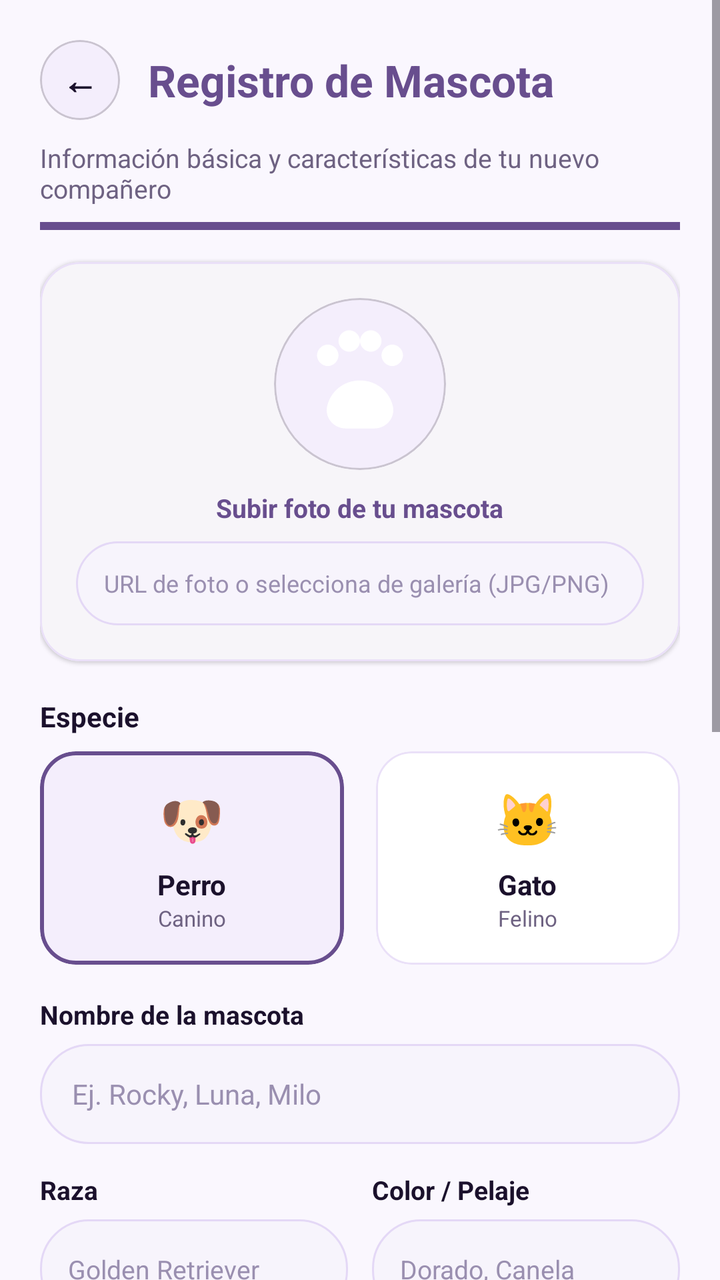
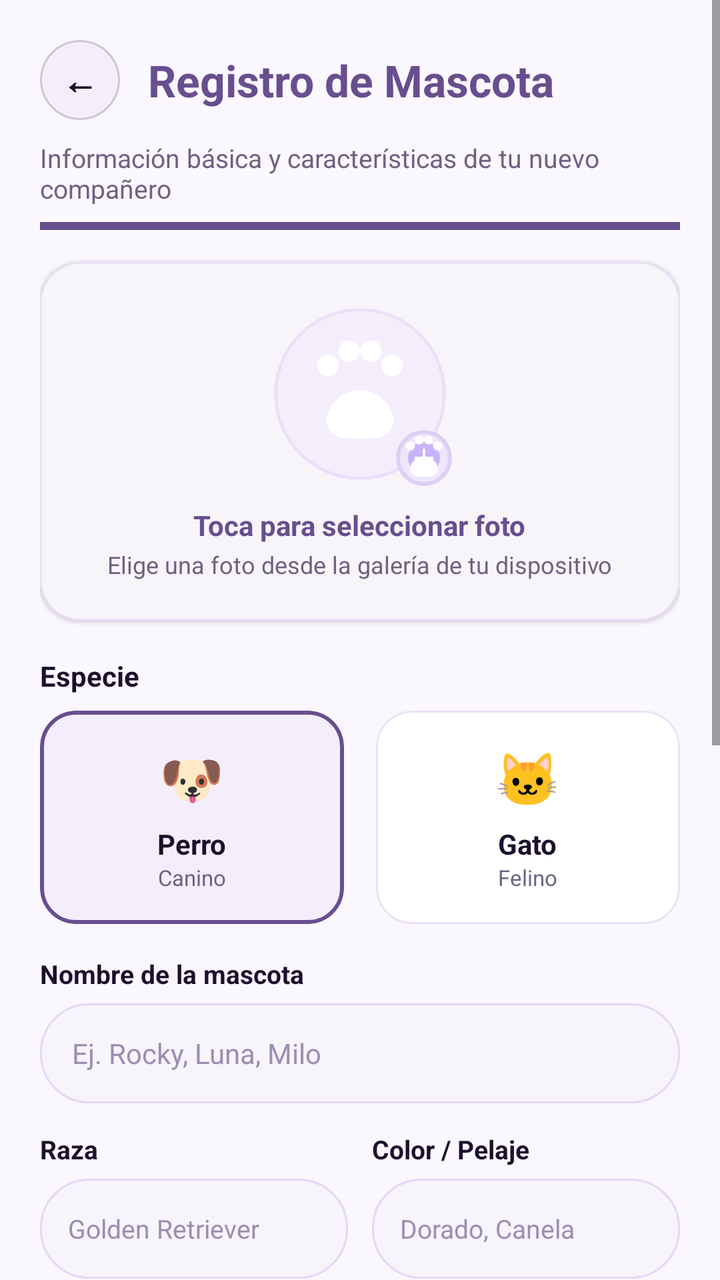

Two renders of the same Android screen: before a commit and after it. Below are the layout's source before the change and the commit's diff.
<!-- AndroidManifest.xml: application theme Theme.Yolka -->
<!-- res/layout/activity_pet_form.xml -->
<?xml version="1.0" encoding="utf-8"?>
<ScrollView xmlns:android="http://schemas.android.com/apk/res/android"
    xmlns:app="http://schemas.android.com/apk/res-auto"
    android:layout_width="match_parent"
    android:layout_height="match_parent"
    android:background="@color/yolka_background"
    android:fillViewport="true">

    <LinearLayout
        android:layout_width="match_parent"
        android:layout_height="wrap_content"
        android:orientation="vertical"
        android:padding="20dp">

        
        <LinearLayout
            android:layout_width="match_parent"
            android:layout_height="wrap_content"
            android:gravity="center_vertical"
            android:orientation="horizontal">

            <com.google.android.material.card.MaterialCardView
                android:id="@+id/btnBackPetForm"
                android:layout_width="40dp"
                android:layout_height="40dp"
                app:cardBackgroundColor="@color/yolka_surface_variant"
                app:cardCornerRadius="20dp"
                app:cardElevation="0dp">

                <TextView
                    android:layout_width="match_parent"
                    android:layout_height="match_parent"
                    android:gravity="center"
                    android:text="←"
                    android:textColor="@color/yolka_text_primary"
                    android:textSize="18sp"
                    android:textStyle="bold" />
            </com.google.android.material.card.MaterialCardView>

            <TextView
                android:id="@+id/tvPetFormHeaderTitle"
                android:layout_width="wrap_content"
                android:layout_height="wrap_content"
                android:layout_marginStart="14dp"
                android:text="Registro de Mascota"
                android:textColor="@color/yolka_primary_deep"
                android:textSize="22sp"
                android:textStyle="bold" />
        </LinearLayout>

        <TextView
            android:layout_width="match_parent"
            android:layout_height="wrap_content"
            android:layout_marginTop="10dp"
            android:text="Información básica y características de tu nuevo compañero"
            android:textColor="@color/yolka_text_secondary"
            android:textSize="13sp" />

        <View
            android:layout_width="match_parent"
            android:layout_height="4dp"
            android:layout_marginTop="8dp"
            android:background="@color/yolka_primary_deep" />

        
        <com.google.android.material.card.MaterialCardView
            android:id="@+id/cardPetPhotoPicker"
            android:layout_width="match_parent"
            android:layout_height="wrap_content"
            android:layout_marginTop="16dp"
            app:cardBackgroundColor="@color/yolka_surface"
            app:cardCornerRadius="20dp"
            app:cardElevation="1dp"
            app:strokeColor="@color/yolka_card_stroke"
            app:strokeWidth="1dp">

            <LinearLayout
                android:layout_width="match_parent"
                android:layout_height="wrap_content"
                android:gravity="center"
                android:orientation="vertical"
                android:padding="18dp">

                <com.google.android.material.card.MaterialCardView
                    android:layout_width="86dp"
                    android:layout_height="86dp"
                    app:cardBackgroundColor="@color/yolka_surface_variant"
                    app:cardCornerRadius="43dp"
                    app:cardElevation="0dp">

                    <ImageView
                        android:id="@+id/ivPetFormPreview"
                        android:layout_width="match_parent"
                        android:layout_height="match_parent"
                        android:contentDescription="Foto mascota"
                        android:scaleType="centerCrop"
                        android:src="@drawable/ic_yolka_paw" />
                </com.google.android.material.card.MaterialCardView>

                <TextView
                    android:layout_width="wrap_content"
                    android:layout_height="wrap_content"
                    android:layout_marginTop="10dp"
                    android:text="Subir foto de tu mascota"
                    android:textColor="@color/yolka_primary_deep"
                    android:textSize="13sp"
                    android:textStyle="bold" />

                <EditText
                    android:id="@+id/etPetPhotoUrl"
                    android:layout_width="match_parent"
                    android:layout_height="42dp"
                    android:layout_marginTop="8dp"
                    android:background="@drawable/bg_pill_input"
                    android:hint="URL de foto o selecciona de galería (JPG/PNG)"
                    android:inputType="textUri"
                    android:paddingStart="14dp"
                    android:paddingEnd="14dp"
                    android:textColor="@color/yolka_text_primary"
                    android:textColorHint="@color/yolka_text_muted"
                    android:textSize="12sp" />
            </LinearLayout>
        </com.google.android.material.card.MaterialCardView>

        
        <TextView
            android:layout_width="wrap_content"
            android:layout_height="wrap_content"
            android:layout_marginTop="18dp"
            android:text="Especie"
            android:textColor="@color/yolka_text_primary"
            android:textSize="14sp"
            android:textStyle="bold" />

        <LinearLayout
            android:layout_width="match_parent"
            android:layout_height="wrap_content"
            android:layout_marginTop="8dp"
            android:orientation="horizontal"
            android:weightSum="2">

            <com.google.android.material.card.MaterialCardView
                android:id="@+id/cardSpeciesDog"
                android:layout_width="0dp"
                android:layout_height="wrap_content"
                android:layout_marginEnd="8dp"
                android:layout_weight="1"
                app:cardBackgroundColor="@color/yolka_surface_variant"
                app:cardCornerRadius="18dp"
                app:cardElevation="0dp"
                app:strokeColor="@color/yolka_primary_deep"
                app:strokeWidth="2dp">

                <LinearLayout
                    android:layout_width="match_parent"
                    android:layout_height="wrap_content"
                    android:gravity="center"
                    android:orientation="vertical"
                    android:padding="16dp">

                    <TextView
                        android:layout_width="wrap_content"
                        android:layout_height="wrap_content"
                        android:text="🐶"
                        android:textSize="26sp" />

                    <TextView
                        android:layout_width="wrap_content"
                        android:layout_height="wrap_content"
                        android:layout_marginTop="6dp"
                        android:text="Perro"
                        android:textColor="@color/yolka_text_primary"
                        android:textSize="14sp"
                        android:textStyle="bold" />

                    <TextView
                        android:layout_width="wrap_content"
                        android:layout_height="wrap_content"
                        android:text="Canino"
                        android:textColor="@color/yolka_text_secondary"
                        android:textSize="11sp" />
                </LinearLayout>
            </com.google.android.material.card.MaterialCardView>

            <com.google.android.material.card.MaterialCardView
                android:id="@+id/cardSpeciesCat"
                android:layout_width="0dp"
                android:layout_height="wrap_content"
                android:layout_marginStart="8dp"
                android:layout_weight="1"
                app:cardBackgroundColor="@color/yolka_surface"
                app:cardCornerRadius="18dp"
                app:cardElevation="0dp"
                app:strokeColor="@color/yolka_card_stroke"
                app:strokeWidth="1dp">

                <LinearLayout
                    android:layout_width="match_parent"
                    android:layout_height="wrap_content"
                    android:gravity="center"
                    android:orientation="vertical"
                    android:padding="16dp">

                    <TextView
                        android:layout_width="wrap_content"
                        android:layout_height="wrap_content"
                        android:text="🐱"
                        android:textSize="26sp" />

                    <TextView
                        android:layout_width="wrap_content"
                        android:layout_height="wrap_content"
                        android:layout_marginTop="6dp"
                        android:text="Gato"
                        android:textColor="@color/yolka_text_primary"
                        android:textSize="14sp"
                        android:textStyle="bold" />

                    <TextView
                        android:layout_width="wrap_content"
                        android:layout_height="wrap_content"
                        android:text="Felino"
                        android:textColor="@color/yolka_text_secondary"
                        android:textSize="11sp" />
                </LinearLayout>
            </com.google.android.material.card.MaterialCardView>
        </LinearLayout>

        
        <TextView
            android:layout_width="wrap_content"
            android:layout_height="wrap_content"
            android:layout_marginTop="16dp"
            android:text="Nombre de la mascota"
            android:textColor="@color/yolka_text_primary"
            android:textSize="13sp"
            android:textStyle="bold" />

        <EditText
            android:id="@+id/etPetName"
            android:layout_width="match_parent"
            android:layout_height="50dp"
            android:layout_marginTop="6dp"
            android:background="@drawable/bg_pill_input"
            android:hint="Ej. Rocky, Luna, Milo"
            android:inputType="textPersonName"
            android:paddingStart="16dp"
            android:paddingEnd="16dp"
            android:textColor="@color/yolka_text_primary"
            android:textColorHint="@color/yolka_text_muted"
            android:textSize="14sp" />

        
        <LinearLayout
            android:layout_width="match_parent"
            android:layout_height="wrap_content"
            android:layout_marginTop="14dp"
            android:orientation="horizontal"
            android:weightSum="2">

            <LinearLayout
                android:layout_width="0dp"
                android:layout_height="wrap_content"
                android:layout_marginEnd="6dp"
                android:layout_weight="1"
                android:orientation="vertical">

                <TextView
                    android:layout_width="wrap_content"
                    android:layout_height="wrap_content"
                    android:text="Raza"
                    android:textColor="@color/yolka_text_primary"
                    android:textSize="13sp"
                    android:textStyle="bold" />

                <EditText
                    android:id="@+id/etPetBreed"
                    android:layout_width="match_parent"
                    android:layout_height="50dp"
                    android:layout_marginTop="6dp"
                    android:background="@drawable/bg_pill_input"
                    android:hint="Golden Retriever"
                    android:inputType="text"
                    android:paddingStart="14dp"
                    android:paddingEnd="14dp"
                    android:textColor="@color/yolka_text_primary"
                    android:textColorHint="@color/yolka_text_muted"
                    android:textSize="13sp" />
            </LinearLayout>

            <LinearLayout
                android:layout_width="0dp"
                android:layout_height="wrap_content"
                android:layout_marginStart="6dp"
                android:layout_weight="1"
                android:orientation="vertical">

                <TextView
                    android:layout_width="wrap_content"
                    android:layout_height="wrap_content"
                    android:text="Color / Pelaje"
                    android:textColor="@color/yolka_text_primary"
                    android:textSize="13sp"
                    android:textStyle="bold" />

                <EditText
                    android:id="@+id/etPetColor"
                    android:layout_width="match_parent"
                    android:layout_height="50dp"
                    android:layout_marginTop="6dp"
                    android:background="@drawable/bg_pill_input"
                    android:hint="Dorado, Canela"
                    android:inputType="text"
                    android:paddingStart="14dp"
                    android:paddingEnd="14dp"
                    android:textColor="@color/yolka_text_primary"
                    android:textColorHint="@color/yolka_text_muted"
                    android:textSize="13sp" />
            </LinearLayout>
        </LinearLayout>

        
        <TextView
            android:layout_width="wrap_content"
            android:layout_height="wrap_content"
            android:layout_marginTop="14dp"
            android:text="Género"
            android:textColor="@color/yolka_text_primary"
            android:textSize="13sp"
            android:textStyle="bold" />

        <LinearLayout
            android:layout_width="match_parent"
            android:layout_height="48dp"
            android:layout_marginTop="6dp"
            android:background="@drawable/bg_pill_input"
            android:orientation="horizontal"
            android:padding="4dp"
            android:weightSum="2">

            <TextView
                android:id="@+id/btnGenderMale"
                android:layout_width="0dp"
                android:layout_height="match_parent"
                android:layout_weight="1"
                android:background="@drawable/bg_rounded_card"
                android:gravity="center"
                android:text="♂ Macho"
                android:textColor="@color/yolka_text_primary"
                android:textSize="13sp"
                android:textStyle="bold" />

            <TextView
                android:id="@+id/btnGenderFemale"
                android:layout_width="0dp"
                android:layout_height="match_parent"
                android:layout_weight="1"
                android:gravity="center"
                android:text="♀ Hembra"
                android:textColor="@color/yolka_text_secondary"
                android:textSize="13sp"
                android:textStyle="bold" />
        </LinearLayout>

        
        <RelativeLayout
            android:layout_width="match_parent"
            android:layout_height="wrap_content"
            android:layout_marginTop="14dp">

            <TextView
                android:layout_width="wrap_content"
                android:layout_height="wrap_content"
                android:layout_alignParentStart="true"
                android:text="Fecha de nacimiento"
                android:textColor="@color/yolka_text_primary"
                android:textSize="13sp"
                android:textStyle="bold" />

            <TextView
                android:id="@+id/tvCalculatedAgeBadge"
                android:layout_width="wrap_content"
                android:layout_height="wrap_content"
                android:layout_alignParentEnd="true"
                android:background="@drawable/bg_pill_input"
                android:paddingStart="10dp"
                android:paddingTop="2dp"
                android:paddingEnd="10dp"
                android:paddingBottom="2dp"
                android:text="🎂 Aprox. 1 año"
                android:textColor="@color/yolka_primary_deep"
                android:textSize="11sp"
                android:textStyle="bold" />
        </RelativeLayout>

        <EditText
            android:id="@+id/etPetBirthDate"
            android:layout_width="match_parent"
            android:layout_height="50dp"
            android:layout_marginTop="6dp"
            android:background="@drawable/bg_pill_input"
            android:focusable="false"
            android:hint="2024-03-15 (Toca para elegir fecha)"
            android:paddingStart="16dp"
            android:paddingEnd="16dp"
            android:textColor="@color/yolka_text_primary"
            android:textColorHint="@color/yolka_text_muted"
            android:textSize="14sp" />

        
        <TextView
            android:layout_width="wrap_content"
            android:layout_height="wrap_content"
            android:layout_marginTop="14dp"
            android:text="Peso actual (kg)"
            android:textColor="@color/yolka_text_primary"
            android:textSize="13sp"
            android:textStyle="bold" />

        <LinearLayout
            android:layout_width="match_parent"
            android:layout_height="54dp"
            android:layout_marginTop="6dp"
            android:background="@drawable/bg_rounded_card"
            android:gravity="center_vertical"
            android:orientation="horizontal"
            android:paddingStart="12dp"
            android:paddingEnd="12dp">

            <com.google.android.material.button.MaterialButton
                android:id="@+id/btnWeightMinus"
                style="@style/Widget.Material3.Button.TonalButton"
                android:layout_width="44dp"
                android:layout_height="40dp"
                android:insetTop="0dp"
                android:insetBottom="0dp"
                android:padding="0dp"
                android:text="−"
                android:textSize="18sp" />

            <EditText
                android:id="@+id/etPetWeight"
                android:layout_width="0dp"
                android:layout_height="match_parent"
                android:layout_weight="1"
                android:background="@null"
                android:gravity="center"
                android:inputType="numberDecimal"
                android:text="4.5"
                android:textColor="@color/yolka_text_primary"
                android:textSize="18sp"
                android:textStyle="bold" />

            <com.google.android.material.button.MaterialButton
                android:id="@+id/btnWeightPlus"
                style="@style/Widget.Material3.Button.TonalButton"
                android:layout_width="44dp"
                android:layout_height="40dp"
                android:insetTop="0dp"
                android:insetBottom="0dp"
                android:padding="0dp"
                android:text="+"
                android:textSize="18sp" />
        </LinearLayout>

        
        <TextView
            android:layout_width="wrap_content"
            android:layout_height="wrap_content"
            android:layout_marginTop="14dp"
            android:text="Tamaño estimado adulto"
            android:textColor="@color/yolka_text_primary"
            android:textSize="13sp"
            android:textStyle="bold" />

        <LinearLayout
            android:layout_width="match_parent"
            android:layout_height="wrap_content"
            android:layout_marginTop="8dp"
            android:orientation="horizontal"
            android:weightSum="3">

            <com.google.android.material.card.MaterialCardView
                android:id="@+id/cardSizeSmall"
                android:layout_width="0dp"
                android:layout_height="wrap_content"
                android:layout_marginEnd="6dp"
                android:layout_weight="1"
                app:cardBackgroundColor="@color/yolka_surface_variant"
                app:cardCornerRadius="14dp"
                app:cardElevation="0dp"
                app:strokeColor="@color/yolka_primary_deep"
                app:strokeWidth="2dp">

                <LinearLayout
                    android:layout_width="match_parent"
                    android:layout_height="wrap_content"
                    android:gravity="center"
                    android:orientation="vertical"
                    android:padding="12dp">

                    <TextView
                        android:layout_width="wrap_content"
                        android:layout_height="wrap_content"
                        android:text="Pequeño"
                        android:textColor="@color/yolka_text_primary"
                        android:textSize="12sp"
                        android:textStyle="bold" />

                    <TextView
                        android:layout_width="wrap_content"
                        android:layout_height="wrap_content"
                        android:text="&lt; 10 kg"
                        android:textColor="@color/yolka_text_secondary"
                        android:textSize="10sp" />
                </LinearLayout>
            </com.google.android.material.card.MaterialCardView>

            <com.google.android.material.card.MaterialCardView
                android:id="@+id/cardSizeMedium"
                android:layout_width="0dp"
                android:layout_height="wrap_content"
                android:layout_marginStart="3dp"
                android:layout_marginEnd="3dp"
                android:layout_weight="1"
                app:cardBackgroundColor="@color/yolka_surface"
                app:cardCornerRadius="14dp"
                app:cardElevation="0dp"
                app:strokeColor="@color/yolka_card_stroke"
                app:strokeWidth="1dp">

                <LinearLayout
                    android:layout_width="match_parent"
                    android:layout_height="wrap_content"
                    android:gravity="center"
                    android:orientation="vertical"
                    android:padding="12dp">

                    <TextView
                        android:layout_width="wrap_content"
                        android:layout_height="wrap_content"
                        android:text="Mediano"
                        android:textColor="@color/yolka_text_primary"
                        android:textSize="12sp"
                        android:textStyle="bold" />

                    <TextView
                        android:layout_width="wrap_content"
                        android:layout_height="wrap_content"
                        android:text="10 - 25 kg"
                        android:textColor="@color/yolka_text_secondary"
                        android:textSize="10sp" />
                </LinearLayout>
            </com.google.android.material.card.MaterialCardView>

            <com.google.android.material.card.MaterialCardView
                android:id="@+id/cardSizeLarge"
                android:layout_width="0dp"
                android:layout_height="wrap_content"
                android:layout_marginStart="6dp"
                android:layout_weight="1"
                app:cardBackgroundColor="@color/yolka_surface"
                app:cardCornerRadius="14dp"
                app:cardElevation="0dp"
                app:strokeColor="@color/yolka_card_stroke"
                app:strokeWidth="1dp">

                <LinearLayout
                    android:layout_width="match_parent"
                    android:layout_height="wrap_content"
                    android:gravity="center"
                    android:orientation="vertical"
                    android:padding="12dp">

                    <TextView
                        android:layout_width="wrap_content"
                        android:layout_height="wrap_content"
                        android:text="Grande"
                        android:textColor="@color/yolka_text_primary"
                        android:textSize="12sp"
                        android:textStyle="bold" />

                    <TextView
                        android:layout_width="wrap_content"
                        android:layout_height="wrap_content"
                        android:text="&gt; 25 kg"
                        android:textColor="@color/yolka_text_secondary"
                        android:textSize="10sp" />
                </LinearLayout>
            </com.google.android.material.card.MaterialCardView>
        </LinearLayout>

        <com.google.android.material.button.MaterialButton
            android:id="@+id/btnSavePet"
            style="@style/Widget.Yolka.PrimaryButton"
            android:layout_width="match_parent"
            android:layout_height="56dp"
            android:layout_marginTop="24dp"
            android:text="✓  Guardar"
            android:textSize="15sp" />

        <com.google.android.material.button.MaterialButton
            android:id="@+id/btnDeletePet"
            style="@style/Widget.Material3.Button.TextButton"
            android:layout_width="match_parent"
            android:layout_height="48dp"
            android:layout_marginTop="8dp"
            android:text="Eliminar mascota"
            android:textColor="@color/yolka_danger_text"
            android:visibility="gone" />

    </LinearLayout>
</ScrollView>
<!-- resources referenced by this layout -->
<resources>
  <color name="yolka_background">#FAF7FE</color>
  <color name="yolka_card_stroke">#EAE0F8</color>
  <color name="yolka_danger_text">#C62828</color>
  <color name="yolka_primary_deep">#684E8E</color>
  <color name="yolka_surface">#FFFFFF</color>
  <color name="yolka_surface_variant">#F4EEFC</color>
  <color name="yolka_text_muted">#9A8FB0</color>
  <color name="yolka_text_primary">#1B112C</color>
  <color name="yolka_text_secondary">#6E6282</color>
  <!-- drawable bg_pill_input (drawable) -->
  <?xml version="1.0" encoding="utf-8"?>
  <shape xmlns:android="http://schemas.android.com/apk/res/android"
      android:shape="rectangle">
      <solid android:color="@color/yolka_input_bg"/>
      <stroke android:width="1dp" android:color="@color/yolka_input_stroke"/>
      <corners android:radius="24dp"/>
  </shape>
  <!-- drawable bg_rounded_card (drawable) -->
  <?xml version="1.0" encoding="utf-8"?>
  <shape xmlns:android="http://schemas.android.com/apk/res/android"
      android:shape="rectangle">
      <solid android:color="@color/yolka_surface"/>
      <stroke android:width="1dp" android:color="@color/yolka_card_stroke"/>
      <corners android:radius="20dp"/>
  </shape>
  <!-- drawable ic_yolka_paw (drawable) -->
  <?xml version="1.0" encoding="utf-8"?>
  <vector xmlns:android="http://schemas.android.com/apk/res/android"
      android:width="48dp"
      android:height="48dp"
      android:viewportWidth="24"
      android:viewportHeight="24">
      <path
          android:fillColor="#FFFFFF"
          android:pathData="M12,11.5c-2.3,0 -4.2,1.6 -4.6,3.7c-0.3,1.6 1,3 2.6,3h4c1.6,0 2.9,-1.4 2.6,-3C16.2,13.1 14.3,11.5 12,11.5zM7.5,9.5C8.3,9.5 9,8.8 9,8S8.3,6.5 7.5,6.5S6,7.2 6,8S6.7,9.5 7.5,9.5zM10.5,7.5C11.3,7.5 12,6.8 12,6s-0.7,-1.5 -1.5,-1.5S9,5.2 9,6S9.7,7.5 10.5,7.5zM13.5,7.5C14.3,7.5 15,6.8 15,6s-0.7,-1.5 -1.5,-1.5S12,5.2 12,6S12.7,7.5 13.5,7.5zM16.5,9.5C17.3,9.5 18,8.8 18,8s-0.7,-1.5 -1.5,-1.5S15,7.2 15,8S15.7,9.5 16.5,9.5z"/>
  </vector>
  <style name="Widget.Yolka.PrimaryButton" parent="Widget.Material3.Button">
          <item name="backgroundTint">@color/yolka_primary</item>
          <item name="android:textColor">@color/yolka_on_primary</item>
          <item name="cornerRadius">18dp</item>
          <item name="android:textAllCaps">false</item>
          <item name="android:textStyle">bold</item>
          <item name="android:paddingTop">14dp</item>
          <item name="android:paddingBottom">14dp</item>
      </style>
  <color name="yolka_input_bg">#F7F4FC</color>
  <color name="yolka_input_stroke">#E4D8F6</color>
  <color name="yolka_primary">#C8B3FA</color>
  <color name="yolka_on_primary">#1E1136</color>
  <color name="yolka_on_primary_deep">#FFFFFF</color>
  <color name="yolka_secondary">#5A3E85</color>
  <color name="yolka_bottom_nav_bg">#F6F1FC</color>
  <!-- unchanged entries left out for length: 1 -->
</resources>

<!-- the commit's change to res/layout/activity_pet_form.xml (unified diff, before → after) -->
@@ -68,6 +68,9 @@
             android:layout_width="match_parent"
             android:layout_height="wrap_content"
             android:layout_marginTop="16dp"
+            android:clickable="true"
+            android:focusable="true"
+            android:foreground="?attr/selectableItemBackground"
             app:cardBackgroundColor="@color/yolka_surface"
             app:cardCornerRadius="20dp"
             app:cardElevation="1dp"
@@ -79,46 +82,64 @@
                 android:layout_height="wrap_content"
                 android:gravity="center"
                 android:orientation="vertical"
-                android:padding="18dp">
-
-                <com.google.android.material.card.MaterialCardView
-                    android:layout_width="86dp"
-                    android:layout_height="86dp"
-                    app:cardBackgroundColor="@color/yolka_surface_variant"
-                    app:cardCornerRadius="43dp"
-                    app:cardElevation="0dp">
-
-                    <ImageView
-                        android:id="@+id/ivPetFormPreview"
-                        android:layout_width="match_parent"
-                        android:layout_height="match_parent"
-                        android:contentDescription="Foto mascota"
-                        android:scaleType="centerCrop"
-                        android:src="@drawable/ic_yolka_paw" />
-                </com.google.android.material.card.MaterialCardView>
+                android:padding="20dp">
+
+                <FrameLayout
+                    android:layout_width="92dp"
+                    android:layout_height="92dp">
+
+                    <com.google.android.material.card.MaterialCardView
+                        android:layout_width="86dp"
+                        android:layout_height="86dp"
+                        android:layout_gravity="center"
+                        app:cardBackgroundColor="@color/yolka_surface_variant"
+                        app:cardCornerRadius="43dp"
+                        app:cardElevation="0dp"
+                        app:strokeColor="@color/yolka_card_stroke"
+                        app:strokeWidth="1.5dp">
+
+                        <ImageView
+                            android:id="@+id/ivPetFormPreview"
+                            android:layout_width="match_parent"
+                            android:layout_height="match_parent"
+                            android:contentDescription="Foto mascota"
+                            android:scaleType="centerCrop"
+                            android:src="@drawable/ic_yolka_paw" />
+                    </com.google.android.material.card.MaterialCardView>
+
+                    <FrameLayout
+                        android:layout_width="28dp"
+                        android:layout_height="28dp"
+                        android:layout_gravity="bottom|end"
+                        android:background="@drawable/bg_yolka_logo_badge">
+
+                        <ImageView
+                            android:layout_width="16dp"
+                            android:layout_height="16dp"
+                            android:layout_gravity="center"
+                            android:contentDescription="Agregar foto"
+                            android:src="@drawable/ic_add"
+                            app:tint="#FFFFFF" />
+                    </FrameLayout>
+                </FrameLayout>
 
                 <TextView
                     android:layout_width="wrap_content"
                     android:layout_height="wrap_content"
                     android:layout_marginTop="10dp"
-                    android:text="Subir foto de tu mascota"
+                    android:text="Toca para seleccionar foto"
                     android:textColor="@color/yolka_primary_deep"
-                    android:textSize="13sp"
+                    android:textSize="14sp"
                     android:textStyle="bold" />
 
-                <EditText
-                    android:id="@+id/etPetPhotoUrl"
-                    android:layout_width="match_parent"
-                    android:layout_height="42dp"
-                    android:layout_marginTop="8dp"
-                    android:background="@drawable/bg_pill_input"
-                    android:hint="URL de foto o selecciona de galería (JPG/PNG)"
-                    android:inputType="textUri"
-                    android:paddingStart="14dp"
-                    android:paddingEnd="14dp"
-                    android:textColor="@color/yolka_text_primary"
-                    android:textColorHint="@color/yolka_text_muted"
+                <TextView
+                    android:layout_width="wrap_content"
+                    android:layout_height="wrap_content"
+                    android:layout_marginTop="2dp"
+                    android:text="Elige una foto desde la galería de tu dispositivo"
+                    android:textColor="@color/yolka_text_secondary"
                     android:textSize="12sp" />
+
             </LinearLayout>
         </com.google.android.material.card.MaterialCardView>
 
<!-- resource entries referenced after the edit -->
@@ -25,6 +25,39 @@
       <stroke android:width="1dp" android:color="@color/yolka_card_stroke"/>
       <corners android:radius="20dp"/>
   </shape>
+  <!-- drawable bg_yolka_logo_badge (drawable) -->
+  <?xml version="1.0" encoding="utf-8"?>
+  <layer-list xmlns:android="http://schemas.android.com/apk/res/android">
+      <item>
+          <shape android:shape="rectangle">
+              <corners android:radius="20dp"/>
+              <solid android:color="#EFE6FD"/>
+              <stroke android:width="2dp" android:color="#DCD0F2"/>
+          </shape>
+      </item>
+      <item android:top="6dp" android:bottom="6dp" android:left="6dp" android:right="6dp">
+          <shape android:shape="rectangle">
+              <corners android:radius="15dp"/>
+              <solid android:color="#C8B3FA"/>
+          </shape>
+      </item>
+      <item
+          android:drawable="@drawable/ic_yolka_paw"
+          android:gravity="center"
+          android:width="36dp"
+          android:height="36dp"/>
+  </layer-list>
+  <!-- drawable ic_add (drawable) -->
+  <?xml version="1.0" encoding="utf-8"?>
+  <vector xmlns:android="http://schemas.android.com/apk/res/android"
+      android:width="24dp"
+      android:height="24dp"
+      android:viewportWidth="24"
+      android:viewportHeight="24">
+      <path
+          android:fillColor="#684E8E"
+          android:pathData="M19,13h-6v6h-2v-6H5v-2h6V5h2v6h6v2z"/>
+  </vector>
   <!-- drawable ic_yolka_paw (drawable) -->
   <?xml version="1.0" encoding="utf-8"?>
   <vector xmlns:android="http://schemas.android.com/apk/res/android"
